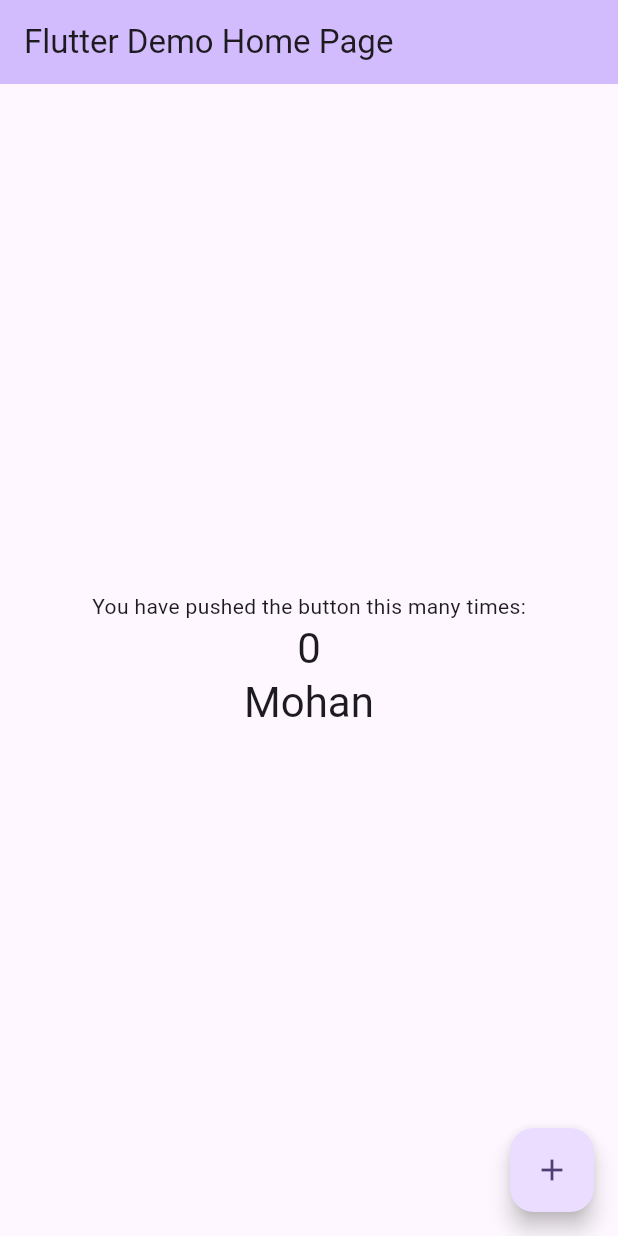
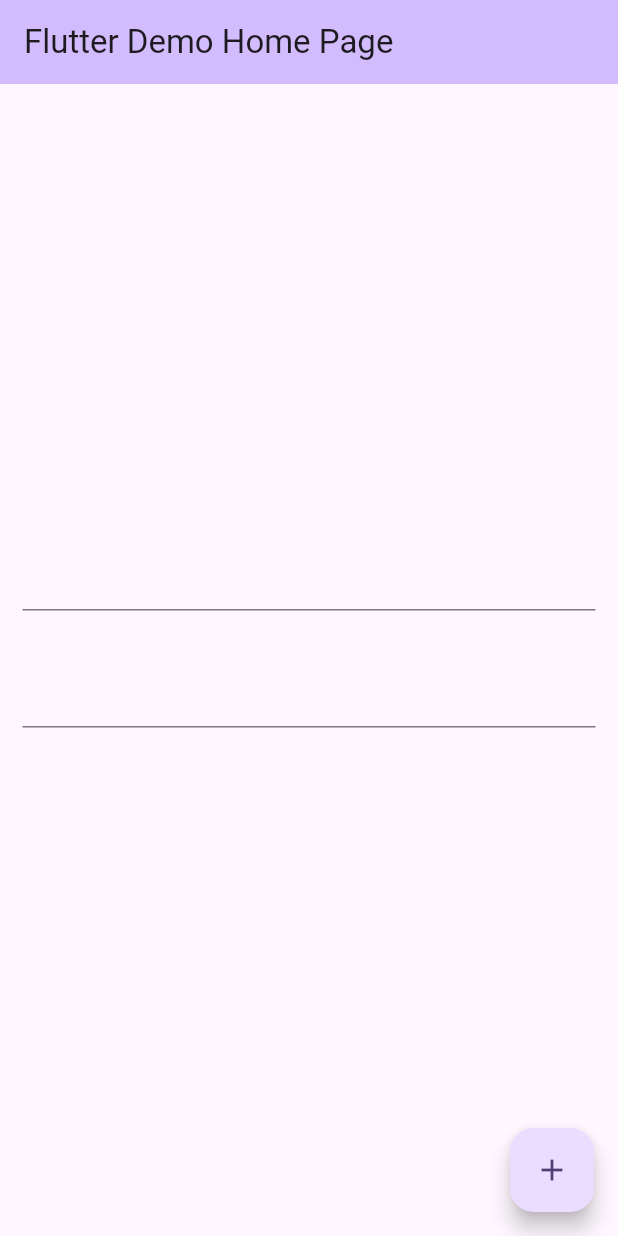
Before and after one commit to sudishk/BlocTutorial, a Flutter app: the screen it shows after launch, after a tap on the "add" icon, on a phone screen of 412 x 824 dp. Run offline on Flutter 3.47's test engine with Material 3 defaults, Android fonts, the phone set to English and light mode, and no system bars; our stand-ins replace flutter_bloc.

Commit message:
Data passed to event from text field

```diff
--- a/lib/main.dart
+++ b/lib/main.dart
@@ -35,6 +35,8 @@ class MyHomePage extends StatefulWidget {
 }
 
 class _MyHomePageState extends State<MyHomePage> {
+  TextEditingController nameController = TextEditingController();
+  TextEditingController emailController = TextEditingController();
   int _counter = 0;
 
   void _incrementCounter() {
@@ -49,40 +51,28 @@ class _MyHomePageState extends State<MyHomePage> {
 
     return Scaffold(
       appBar: AppBar(
-        // TRY THIS: Try changing the color here to a specific color (to
-        // Colors.amber, perhaps?) and trigger a hot reload to see the AppBar
-        // change color while the other colors stay the same.
+
         backgroundColor: Theme.of(context).colorScheme.inversePrimary,
-        // Here we take the value from the MyHomePage object that was created by
-        // the App.build method, and use it to set our appbar title.
+
         title: Text(widget.title),
       ),
       body: Center(
-        // Center is a layout widget. It takes a single child and positions it
-        // in the middle of the parent.
+
         child: Column(
-          // Column is also a layout widget. It takes a list of children and
-          // arranges them vertically. By default, it sizes itself to fit its
-          // children horizontally, and tries to be as tall as its parent.
-          //
-          // Column has various properties to control how it sizes itself and
-          // how it positions its children. Here we use mainAxisAlignment to
-          // center the children vertically; the main axis here is the vertical
-          // axis because Columns are vertical (the cross axis would be
-          // horizontal).
-          //
-          // TRY THIS: Invoke "debug painting" (choose the "Toggle Debug Paint"
-          // action in the IDE, or press "p" in the console), to see the
-          // wireframe for each widget.
+
           mainAxisAlignment: MainAxisAlignment.center,
           children: <Widget>[
-            const Text('You have pushed the button this many times:'),
-            Text(
-              '$_counter',
-              style: Theme.of(context).textTheme.headlineMedium,
+
+            Padding(
+              padding: const EdgeInsets.all(15.0),
+              child: TextField(controller: nameController,),
+            ),
+            Padding(
+              padding: const EdgeInsets.all(15.0),
+              child: TextField(controller: emailController,),
             ),
             BlocBuilder<UserBloc, UsersState>(builder: (context, state) =>  Text(
-              '${state.name}',
+              state.name,
               style: Theme.of(context).textTheme.headlineMedium,
             ),)
 
@@ -91,7 +81,7 @@ class _MyHomePageState extends State<MyHomePage> {
       ),
       floatingActionButton: FloatingActionButton(
         onPressed: () {
-          context.read<UserBloc>().add( NextUserEvent());
+          context.read<UserBloc>().add( NextUserEvent(name: nameController.text.toString(), email: emailController.text.toString()));
         },
         tooltip: 'Increment',
         child: const Icon(Icons.add),
--- a/lib/user_bloc.dart
+++ b/lib/user_bloc.dart
@@ -3,14 +3,14 @@ import 'package:block_app/users_state.dart';
 import 'package:flutter_bloc/flutter_bloc.dart';
 
 class UserBloc extends Bloc<UserEvents, UsersState> {
-  UserBloc() : super(UsersState("Ram")) {
+  UserBloc() : super(UsersState("Ram","")) {
 
     on<NextUserEvent>((event, emit) {
-      emit(UsersState("Mohan"));
+      emit(UsersState(event.name,event.email));
     },);
 
     on<PrevUserEvent>((event, emit) {
-      emit(UsersState("Sohan"));
+      emit(UsersState("Sohan", ""));
     },);
   }
 }
--- a/lib/user_events.dart
+++ b/lib/user_events.dart
@@ -1,5 +1,11 @@
 abstract class UserEvents {}
 
-class NextUserEvent extends UserEvents {}
+class NextUserEvent extends UserEvents {
+  final String name;
+  final String email;
+  NextUserEvent({required this.name, required this.email});
+
+
+}
 
 class PrevUserEvent extends UserEvents {}
--- a/lib/users_state.dart
+++ b/lib/users_state.dart
@@ -1,4 +1,5 @@
 class UsersState {
   final String name;
-  UsersState(this.name);
+  final String email;
+  UsersState(this.name, this.email);
 }
```
